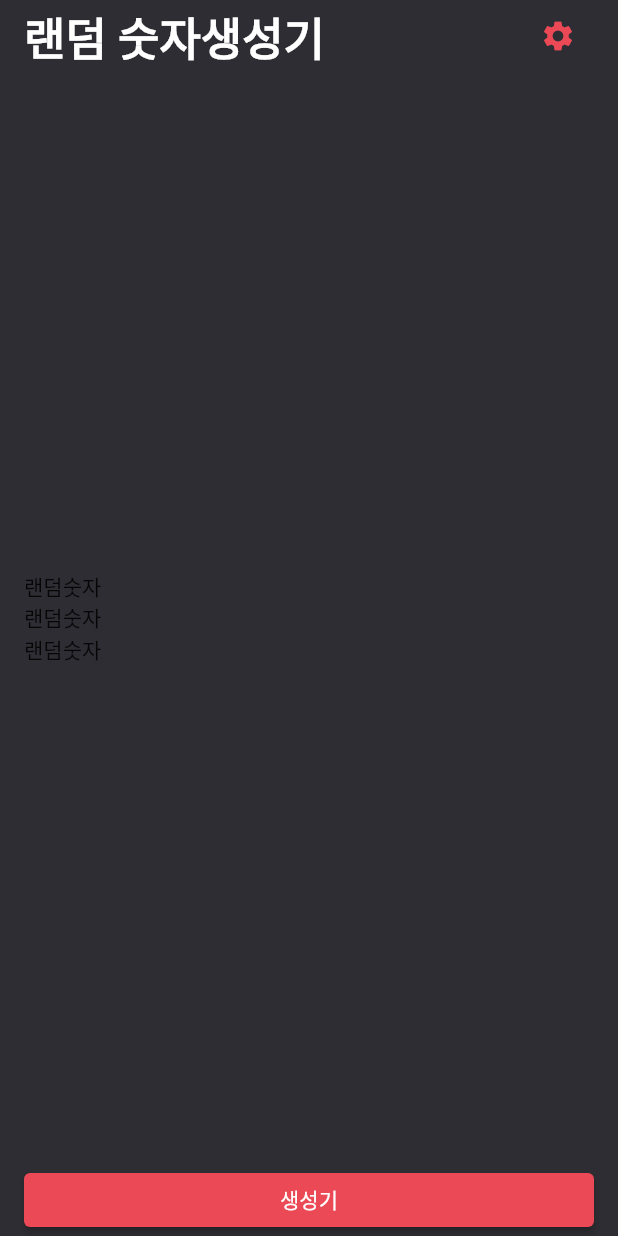
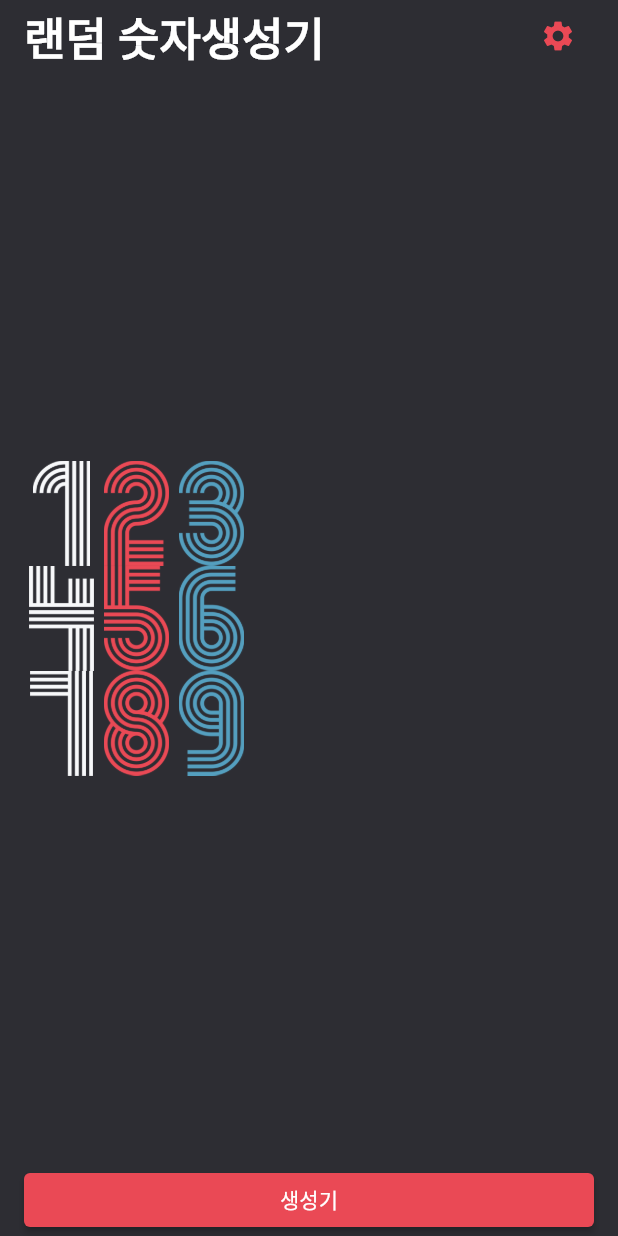
Before and after one commit to yohanpro/flutter_projects, a Flutter app: the screen it shows after launch, on a phone screen of 412 x 824 dp. Run offline on Flutter 3.47's test engine with Material 2 defaults, Android fonts, the phone set to English and light mode, and no system bars; our stand-ins replace webview_flutter.

Commit message:
Map 함수로 숫자 png 생성

```diff
--- a/random_number_gen/lib/screen/home_screen.dart
+++ b/random_number_gen/lib/screen/home_screen.dart
@@ -42,11 +42,19 @@ class _HomeScreenState extends State<HomeScreen> {
               Expanded(
                   child: Column(
                 mainAxisAlignment: MainAxisAlignment.center,
-                children: [
-                  Text('랜덤숫자'),
-                  Text('랜덤숫자'),
-                  Text('랜덤숫자'),
-                ],
+                children: [123, 456, 789]
+                    .map((x) => Row(
+                          children: x
+                              .toString()
+                              .split('')
+                              .map((y) => Image.asset(
+                                    'asset/img/$y.png',
+                                    height: 70.0,
+                                    width: 50.0,
+                                  ))
+                              .toList(),
+                        ))
+                    .toList(),
               )),
               SizedBox(
                   width: double.infinity,
```
